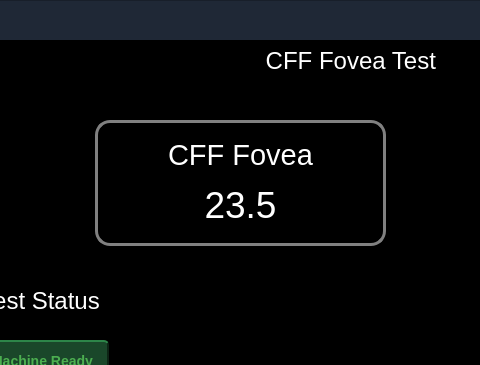
Above: CFF_Fovea.ui from Prism-Techs/vekariahealthCare before the change; both pictures show x 355 to 835 and y 0 to 365 of the 1024 by 612 pixel window. Below: the same form after it.
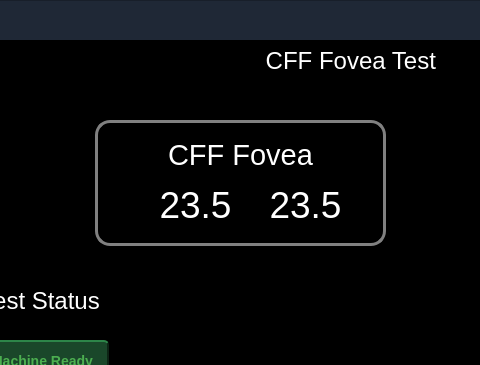
That is the form after the change. Icons and pictures are not drawn.

```diff
--- a/CFF_Fovea.ui
+++ b/CFF_Fovea.ui
@@ -421,9 +421,9 @@
     <widget class="QLabel" name="data1">
      <property name="geometry">
       <rect>
-       <x>40</x>
+       <x>170</x>
        <y>60</y>
-       <width>211</width>
+       <width>81</width>
        <height>50</height>
       </rect>
      </property>
@@ -468,6 +468,31 @@
       <set>Qt::AlignCenter</set>
      </property>
     </widget>
+    <widget class="QLabel" name="data1_2">
+     <property name="geometry">
+      <rect>
+       <x>60</x>
+       <y>60</y>
+       <width>81</width>
+       <height>50</height>
+      </rect>
+     </property>
+     <property name="font">
+      <font>
+       <family>Helvetica Neue</family>
+       <pointsize>28</pointsize>
+      </font>
+     </property>
+     <property name="styleSheet">
+      <string notr="true">border:none;</string>
+     </property>
+     <property name="text">
+      <string>23.5</string>
+     </property>
+     <property name="alignment">
+      <set>Qt::AlignCenter</set>
+     </property>
+    </widget>
    </widget>
    <widget class="QLabel" name="label">
     <property name="geometry">
```
Left out of the diff: 4 changed lines with no effect on the pictures.
